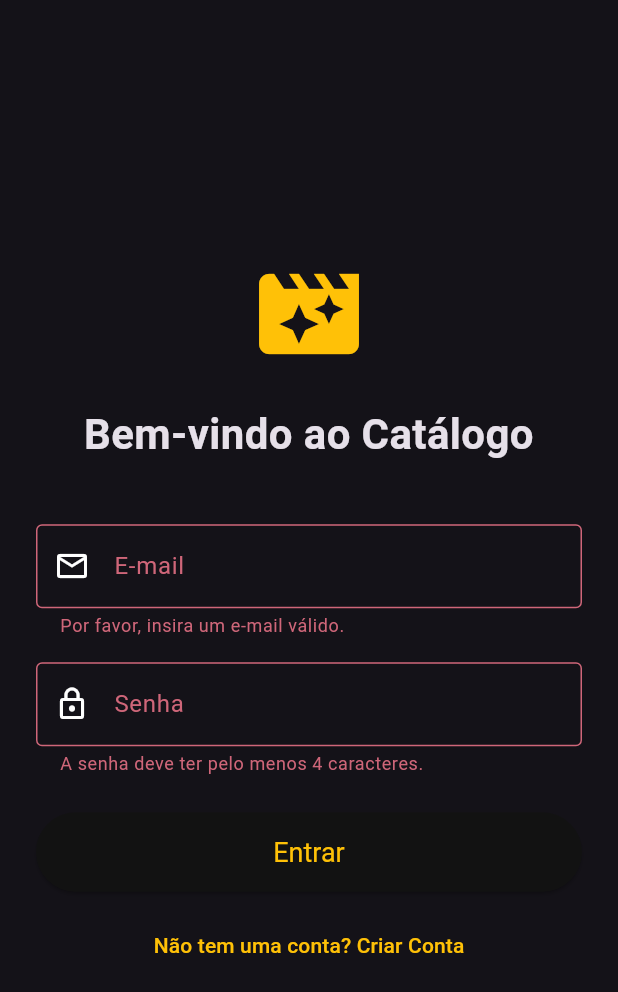
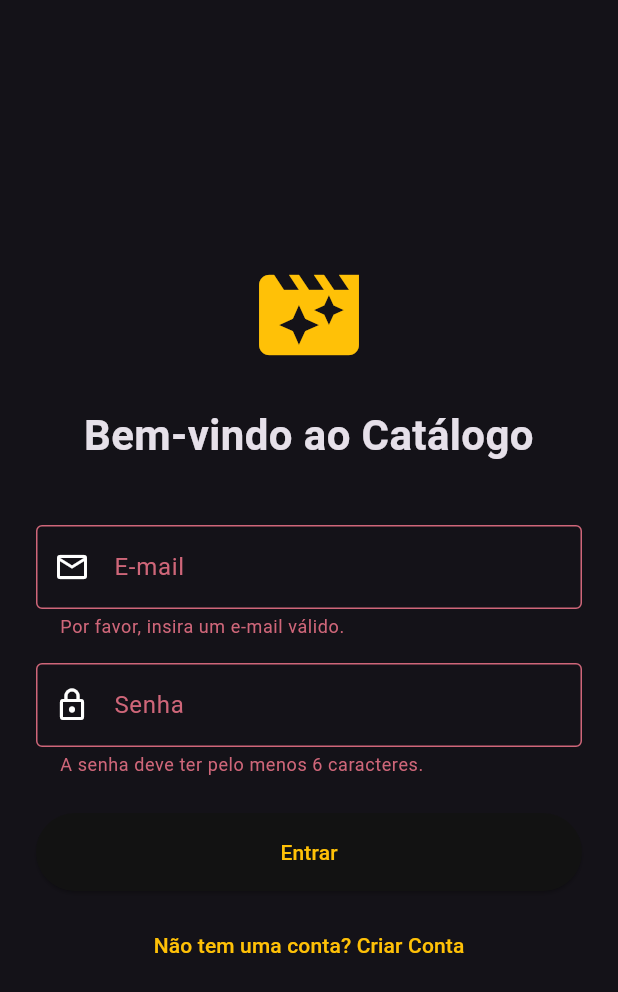
Before and after one commit to luuizz7/Projeto-1-Semestre-DDM, a Flutter app: the screen it shows after launch, after a tap on "Entrar", on a phone screen of 412 x 824 dp. Shown: the top 992 px of the screen. Run offline on Flutter 3.47's test engine with Material 3 defaults, Android fonts, the light colour scheme and no system bars; our stand-ins replace cloud_firestore, firebase_auth, firebase_core; accounts and stored records are empty.

Commit message:
quase lá

```diff
--- a/lib/main.dart
+++ b/lib/main.dart
@@ -9,6 +9,8 @@ import 'firebase_options.dart';
 
 // Importa sua tela de "portão de autenticação".
 import 'screens/auth_gate.dart';
+
+
 
 // A função 'main' precisa ser 'async' para que possamos usar 'await' nela.
 void main() async {
--- a/lib/screens/auth_gate.dart
+++ b/lib/screens/auth_gate.dart
@@ -3,28 +3,27 @@ import 'package:flutter/material.dart';
 import 'home_screen.dart';
 import 'login_screen.dart';
 
-// AuthGate é um "portão de autenticação".
-// Ele decide qual tela mostrar com base no status de login do usuário.
+// este widget verifica se o usuario esta logado e direciona para a home (caso nao haja erro)
 class AuthGate extends StatelessWidget {
-  // Adicionando o construtor com a chave, que é uma boa prática.
   const AuthGate({super.key});
 
   @override
   Widget build(BuildContext context) {
-    // StreamBuilder é um widget que se reconstrói sempre que recebe novos dados de uma Stream.
-    // Aqui, ele "ouve" as mudanças no estado de autenticação do Firebase.
+    // O StreamBuilder é um widget que se atualiza automaticamente
+    // com base em um fluxo de dados em tempo real.
     return StreamBuilder<User?>(
-      // FirebaseAuth.instance.authStateChanges() é a stream que notifica
-      // sobre login (retorna um objeto User) ou logout (retorna null).
+      // A fonte de dados é o status de login do usuário no Firebase.
       stream: FirebaseAuth.instance.authStateChanges(),
+
+      // O builder decide o que mostrar na tela com base na informação mais recente (snapshot).
       builder: (context, snapshot) {
-        // Se há um usuário logado (snapshot.data não é null),
-        // mostramos a tela principal do aplicativo.
+        // Se o snapshot tem dados, significa que o usuário está logado.
         if (snapshot.hasData) {
-          return HomeScreen();
+          // Se logado, mostra a tela principal.
+          return const HomeScreen();
         } else {
-          // Se não há usuário logado (snapshot.data é null), mostramos a tela de login.
-          return const LoginScreen(); // Usando a versão corrigida do LoginScreen
+          // Se não, mostra a tela de login.
+          return const LoginScreen();
         }
       },
     );
--- a/lib/screens/login_screen.dart
+++ b/lib/screens/login_screen.dart
@@ -1,117 +1,117 @@
 import 'package:flutter/material.dart';
 import 'package:firebase_auth/firebase_auth.dart';
 
+// Esta é a tela de Login e Cadastro do nosso aplicativo.
 class LoginScreen extends StatefulWidget {
   const LoginScreen({super.key});
 
   @override
-  _LoginScreenState createState() => _LoginScreenState();
+  State<LoginScreen> createState() => _LoginScreenState();
 }
 
 class _LoginScreenState extends State<LoginScreen> {
+  // Chave para validar o formulário de e-mail e senha.
   final _formKey = GlobalKey<FormState>();
+
+  // Controladores para pegar o texto que o usuário digita.
   final _emailController = TextEditingController();
   final _passwordController = TextEditingController();
+
+  // Variável para controlar a animação de "carregando".
   bool _isLoading = false;
 
-  // Função para exibir mensagens de erro (SnackBar) de forma centralizada.
-  void _showErrorSnackBar(String message) {
-    ScaffoldMessenger.of(context).showSnackBar(
-      SnackBar(
-        content: Text(message),
-        backgroundColor: Colors.redAccent,
-        behavior: SnackBarBehavior.floating,
-        margin: const EdgeInsets.all(10),
-        shape: RoundedRectangleBorder(borderRadius: BorderRadius.circular(10)),
-      ),
-    );
+  // --- Função para fazer o LOGIN (ENTRAR) ---
+  Future<void> _fazLogin() async {
+    // 1. Valida se os campos foram preenchidos corretamente.
+    if (!_formKey.currentState!.validate()) {
+      return; // Para a execução se o formulário for inválido.
+    }
+
+    // 2. Mostra a animação de carregando.
+    setState(() { _isLoading = true; });
+
+    // 3. Tenta fazer o login no Firebase.
+    try {
+      await FirebaseAuth.instance.signInWithEmailAndPassword(
+        email: _emailController.text.trim(),
+        password: _passwordController.text.trim(),
+      );
+      // Se o login der certo, o AuthGate nos levará para a tela principal.
+    } on FirebaseAuthException catch (e) {
+      // Se der erro, mostra uma mensagem amigável para o usuário.
+      String mensagem = 'Ocorreu um erro.';
+      if (e.code == 'user-not-found' || e.code == 'wrong-password' || e.code == 'invalid-credential') {
+        mensagem = 'E-mail ou senha incorreta.';
+      }
+      ScaffoldMessenger.of(context).showSnackBar(SnackBar(content: Text(mensagem)));
+    }
+
+    // 4. Esconde a animação de carregando.
+    setState(() { _isLoading = false; });
   }
 
-  Future<void> _handleAuth(Future<UserCredential> Function() authAction) async {
-    if (!_formKey.currentState!.validate()) return;
+  // --- Função para CRIAR UMA NOVA CONTA ---
+  Future<void> _criaConta() async {
+    // 1. Valida o formulário.
+    if (!_formKey.currentState!.validate()) {
+      return;
+    }
+
+    // 2. Mostra o carregando.
     setState(() { _isLoading = true; });
 
+    // 3. Tenta criar a conta no Firebase.
     try {
-      await authAction();
-      // Se a autenticação for bem-sucedida, o AuthGate cuidará da navegação.
-      // Não precisamos fazer nada aqui.
+      await FirebaseAuth.instance.createUserWithEmailAndPassword(
+        email: _emailController.text.trim(),
+        password: _passwordController.text.trim(),
+      );
+      // Se der certo, o AuthGate já nos joga para a tela principal.
     } on FirebaseAuthException catch (e) {
-      // --- MELHORIA: Lógica para traduzir erros ---
-      String errorMessage;
-      switch (e.code) {
-        case 'user-not-found':
-        case 'wrong-password':
-        case 'invalid-credential':
-          errorMessage = 'E-mail ou senha inválida. Verifique seus dados.';
-          break;
-        case 'email-already-in-use':
-          errorMessage = 'Este e-mail já está em uso. Tente fazer login.';
-          break;
-        case 'weak-password':
-          errorMessage = 'A senha é muito fraca. Tente uma mais forte.';
-          break;
-        case 'invalid-email':
-          errorMessage = 'O formato do e-mail é inválido.';
-          break;
-        default:
-          errorMessage = 'Ocorreu um erro. Tente novamente mais tarde.';
+      // Trata os erros mais comuns de cadastro.
+      String mensagem = 'Ocorreu um erro.';
+      if (e.code == 'email-already-in-use') {
+        mensagem = 'Este e-mail já está cadastrado. Tente fazer login.';
+      } else if (e.code == 'weak-password') {
+        mensagem = 'A senha é muito fraca. Use pelo menos 6 caracteres.';
       }
-      _showErrorSnackBar(errorMessage);
-    } finally {
-      if (mounted) {
-        setState(() { _isLoading = false; });
-      }
+      ScaffoldMessenger.of(context).showSnackBar(SnackBar(content: Text(mensagem)));
     }
+
+    // 4. Esconde o carregando.
+    setState(() { _isLoading = false; });
   }
 
   @override
   Widget build(BuildContext context) {
     return Scaffold(
-      // Usamos a cor de fundo do tema para manter a consistência.
-      backgroundColor: Theme.of(context).scaffoldBackgroundColor,
       body: Center(
         child: SingleChildScrollView(
-          // MELHORIA: Padding para dar um respiro em volta do formulário.
-          padding: const EdgeInsets.symmetric(horizontal: 24.0),
-          // MELHORIA: Limitamos a largura do formulário para que ele não fique
-          // esticado em telas grandes como a do seu PC.
+          padding: const EdgeInsets.all(24.0),
+          // Caixa para limitar a largura do formulário em telas grandes.
           child: ConstrainedBox(
             constraints: const BoxConstraints(maxWidth: 400),
             child: Column(
               mainAxisAlignment: MainAxisAlignment.center,
               crossAxisAlignment: CrossAxisAlignment.stretch,
               children: [
-                // MELHORIA: Adicionamos um ícone e um título para dar identidade visual.
-                Icon(
-                  Icons.movie_filter_sharp,
-                  size: 80,
-                  color: Theme.of(context).colorScheme.primary,
-                ),
+                // Ícone e título da tela.
+                Icon(Icons.movie_filter_sharp, size: 80, color: Theme.of(context).colorScheme.primary),
                 const SizedBox(height: 20),
-                const Text(
-                  'Bem-vindo ao Catálogo',
-                  textAlign: TextAlign.center,
-                  style: TextStyle(
-                    fontSize: 28,
-                    fontWeight: FontWeight.bold,
-                  ),
-                ),
+                const Text('Bem-vindo ao Catálogo', textAlign: TextAlign.center, style: TextStyle(fontSize: 28, fontWeight: FontWeight.bold)),
                 const SizedBox(height: 40),
+
+                // O formulário com os campos de texto.
                 Form(
                   key: _formKey,
                   child: Column(
                     children: [
                       TextFormField(
                         controller: _emailController,
-                        // MELHORIA: Adicionamos um ícone dentro do campo.
-                        decoration: const InputDecoration(
-                          labelText: 'E-mail',
-                          prefixIcon: Icon(Icons.email_outlined),
-                          border: OutlineInputBorder(),
-                        ),
+                        decoration: const InputDecoration(labelText: 'E-mail', prefixIcon: Icon(Icons.email_outlined), border: OutlineInputBorder()),
                         keyboardType: TextInputType.emailAddress,
                         validator: (value) {
-                          if (value == null || !value.contains('@')) {
+                          if (value == null || value.isEmpty || !value.contains('@')) {
                             return 'Por favor, insira um e-mail válido.';
                           }
                           return null;
@@ -120,15 +120,11 @@ class _LoginScreenState extends State<LoginScreen> {
                       const SizedBox(height: 16),
                       TextFormField(
                         controller: _passwordController,
-                        decoration: const InputDecoration(
-                          labelText: 'Senha',
-                          prefixIcon: Icon(Icons.lock_outline),
-                          border: OutlineInputBorder(),
-                        ),
-                        obscureText: true,
+                        decoration: const InputDecoration(labelText: 'Senha', prefixIcon: Icon(Icons.lock_outline), border: OutlineInputBorder()),
+                        obscureText: true, // Esconde a senha.
                         validator: (value) {
-                          if (value == null || value.length < 4) {
-                            return 'A senha deve ter pelo menos 4 caracteres.';
+                          if (value == null || value.isEmpty || value.length < 6) {
+                            return 'A senha deve ter pelo menos 6 caracteres.';
                           }
                           return null;
                         },
@@ -137,36 +133,22 @@ class _LoginScreenState extends State<LoginScreen> {
                   ),
                 ),
                 const SizedBox(height: 24),
+
+                // Se estiver carregando, mostra a animação. Senão, mostra os botões.
                 if (_isLoading)
                   const Center(child: CircularProgressIndicator())
                 else
                   Column(
                     crossAxisAlignment: CrossAxisAlignment.stretch,
                     children: [
-                      // MELHORIA: Botão de "Entrar" com mais destaque.
                       ElevatedButton(
-                        onPressed: () => _handleAuth(
-                          () => FirebaseAuth.instance.signInWithEmailAndPassword(
-                            email: _emailController.text.trim(),
-                            password: _passwordController.text.trim(),
-                          ),
-                        ),
-                        style: ElevatedButton.styleFrom(
-                          padding: const EdgeInsets.symmetric(vertical: 16),
-                          textStyle: const TextStyle(fontSize: 18),
-                        ),
+                        onPressed: _fazLogin, // Chama a função de login.
+                        style: ElevatedButton.styleFrom(padding: const EdgeInsets.symmetric(vertical: 16)),
                         child: const Text('Entrar'),
                       ),
                       const SizedBox(height: 12),
-                      // MELHORIA: Botão de "Criar Conta" como um botão de texto,
-                      // que é uma ação secundária.
                       TextButton(
-                        onPressed: () => _handleAuth(
-                          () => FirebaseAuth.instance.createUserWithEmailAndPassword(
-                            email: _emailController.text.trim(),
-                            password: _passwordController.text.trim(),
-                          ),
-                        ),
+                        onPressed: _criaConta, // Chama a função de criar conta.
                         child: const Text('Não tem uma conta? Criar Conta'),
                       ),
                     ],
```
Also changed, not shown: lib/screens/detail_screen.dart (+105 -147 lines), lib/screens/home_screen.dart (+75 -120 lines), lib/screens/splash_screen.dart (+26 -32 lines).
